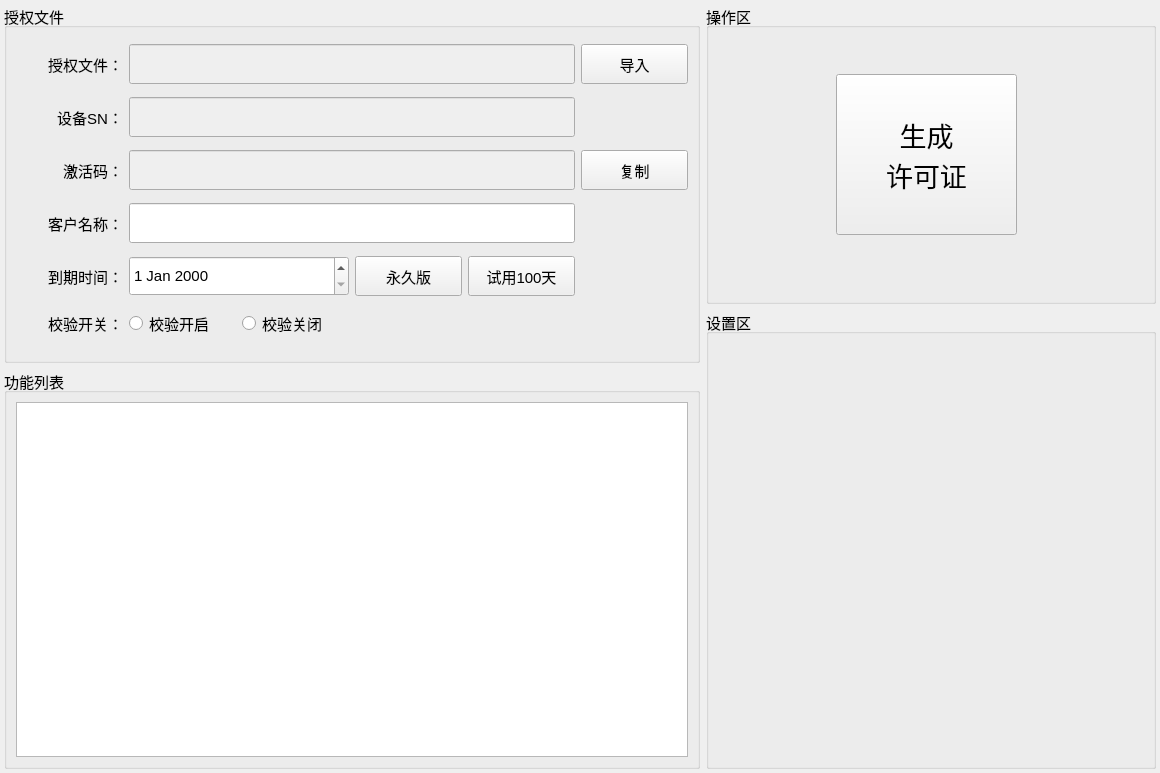
Above: Keygen/keygen.ui from lukangming/Register before the change. Below: the same form after it.
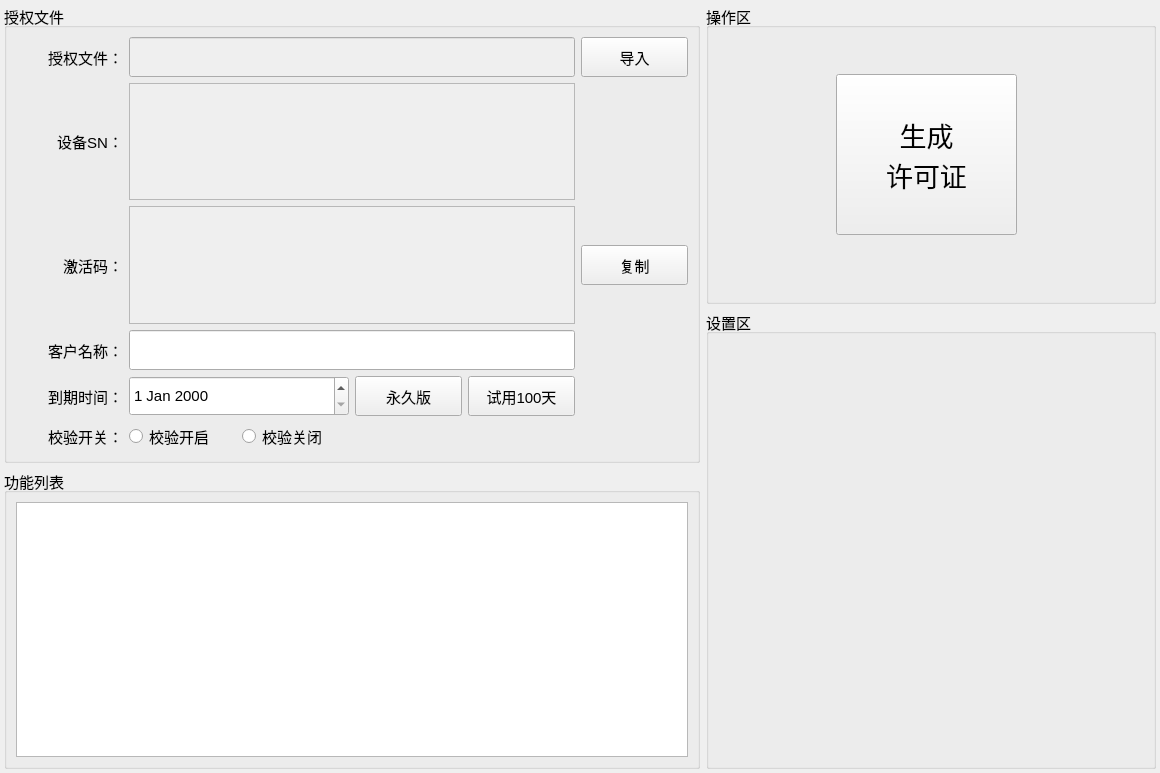
That is the form after the change.

What changed in the file:
```diff
--- a/Keygen/keygen.ui
+++ b/Keygen/keygen.ui
@@ -108,24 +108,6 @@
           </property>
          </widget>
         </item>
-        <item row="1" column="1" colspan="4">
-         <widget class="QLineEdit" name="lineEditDeviceSn">
-          <property name="enabled">
-           <bool>false</bool>
-          </property>
-          <property name="minimumSize">
-           <size>
-            <width>0</width>
-            <height>40</height>
-           </size>
-          </property>
-          <property name="font">
-           <font>
-            <pointsize>11</pointsize>
-           </font>
-          </property>
-         </widget>
-        </item>
         <item row="2" column="0">
          <widget class="QLabel" name="label_4">
           <property name="font">
@@ -141,24 +123,6 @@
           </property>
          </widget>
         </item>
-        <item row="2" column="1" colspan="4">
-         <widget class="QLineEdit" name="activeCode">
-          <property name="enabled">
-           <bool>false</bool>
-          </property>
-          <property name="minimumSize">
-           <size>
-            <width>0</width>
-            <height>40</height>
-           </size>
-          </property>
-          <property name="font">
-           <font>
-            <pointsize>11</pointsize>
-           </font>
-          </property>
-         </widget>
-        </item>
         <item row="2" column="5">
          <widget class="QPushButton" name="copyBtn">
           <property name="minimumSize">
@@ -302,15 +266,35 @@
           </property>
          </widget>
         </item>
+        <item row="1" column="1" colspan="4">
+         <widget class="QTextEdit" name="Sntext">
+          <property name="enabled">
+           <bool>false</bool>
+          </property>
+         </widget>
+        </item>
+        <item row="2" column="1" colspan="4">
+         <widget class="QTextEdit" name="actiCodeText">
+          <property name="enabled">
+           <bool>false</bool>
+          </property>
+         </widget>
+        </item>
        </layout>
       </widget>
      </item>
      <item>
       <widget class="QGroupBox" name="settingsBox_3">
+       <property name="minimumSize">
+        <size>
+         <width>0</width>
+         <height>300</height>
+        </size>
+       </property>
        <property name="maximumSize">
         <size>
          <width>16777215</width>
-         <height>400</height>
+         <height>600</height>
         </size>
        </property>
        <property name="font">
```
